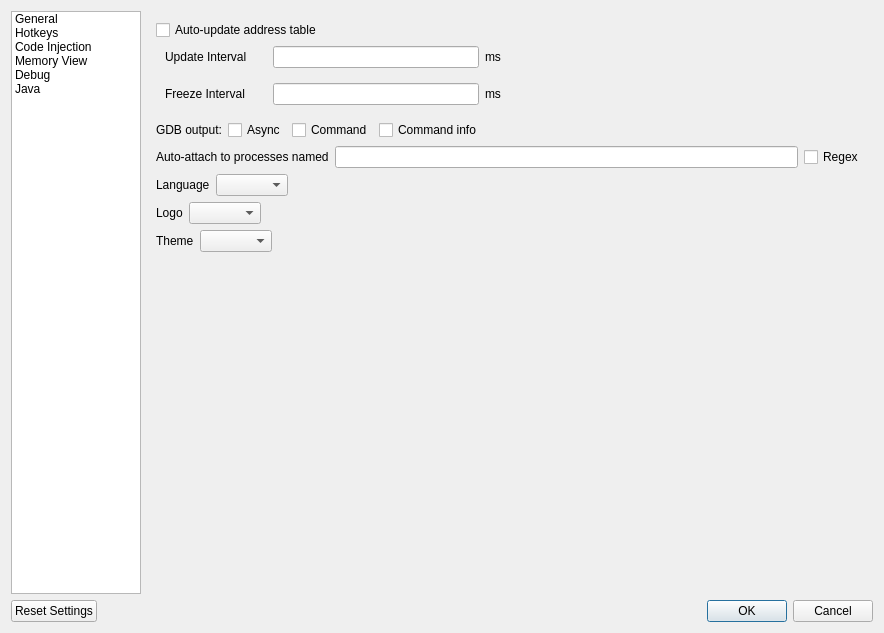
First picture: the form in GUI/SettingsDialog.ui, repository korcankaraokcu/PINCE, before the edit.
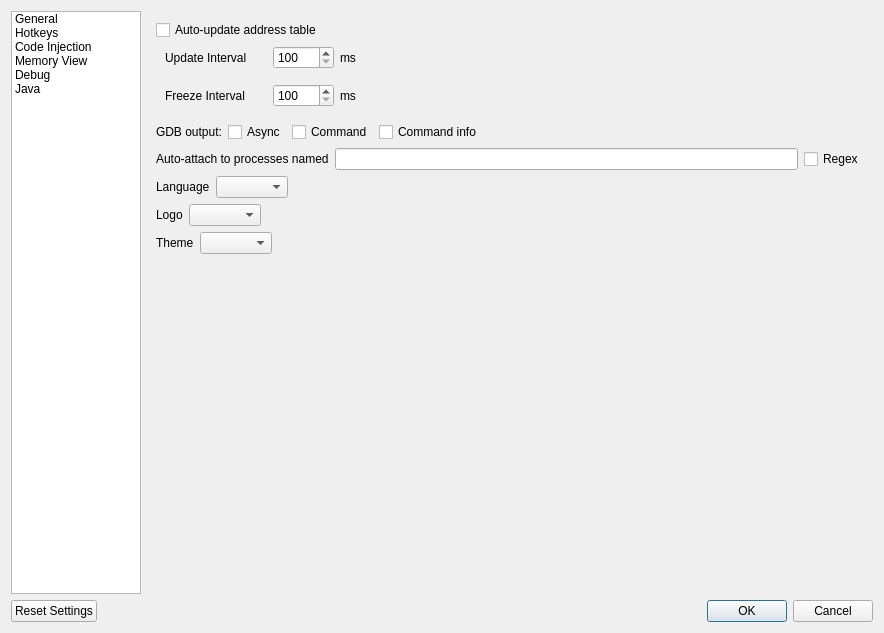
Second picture: the form after the edit. The open tabs and pages were chosen to show the change.

Commit message: Convert table setting lineEdits to spinBoxes

The edit to the form file:
```diff
--- a/GUI/SettingsDialog.ui
+++ b/GUI/SettingsDialog.ui
@@ -114,7 +114,17 @@
                      </widget>
                     </item>
                     <item>
-                     <widget class="QLineEdit" name="lineEdit_UpdateInterval"/>
+                     <widget class="QSpinBox" name="spinBox_UpdateInterval">
+                      <property name="minimum">
+                       <number>100</number>
+                      </property>
+                      <property name="maximum">
+                       <number>10000</number>
+                      </property>
+                      <property name="singleStep">
+                       <number>100</number>
+                      </property>
+                     </widget>
                     </item>
                     <item>
                      <widget class="QLabel" name="label_2">
@@ -158,18 +168,15 @@
                      </widget>
                     </item>
                     <item>
-                     <widget class="QLineEdit" name="lineEdit_FreezeInterval">
-                      <property name="sizePolicy">
-                       <sizepolicy hsizetype="Expanding" vsizetype="Fixed">
-                        <horstretch>0</horstretch>
-                        <verstretch>0</verstretch>
-                       </sizepolicy>
+                     <widget class="QSpinBox" name="spinBox_FreezeInterval">
+                      <property name="minimum">
+                       <number>100</number>
                       </property>
-                      <property name="baseSize">
-                       <size>
-                        <width>20</width>
-                        <height>0</height>
-                       </size>
+                      <property name="maximum">
+                       <number>10000</number>
+                      </property>
+                      <property name="singleStep">
+                       <number>100</number>
                       </property>
                      </widget>
                     </item>
```
Left out of the diff: 4 changed lines with no effect on the pictures. The commit also changes 5 other files.
